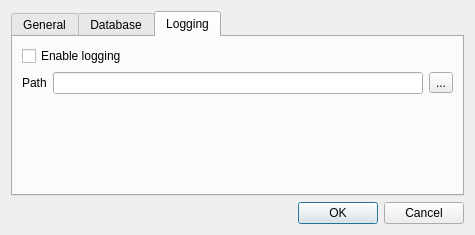
First picture: the form in ui/settingsdialog.ui, repository jgaa/f-crm, before the edit.
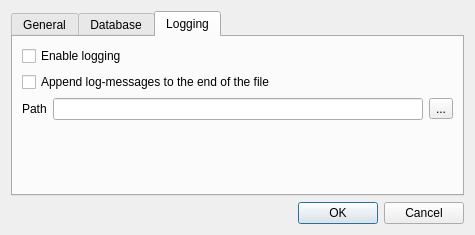
Second picture: the form after the edit. The open tabs and pages were chosen to show the change.

```diff
--- a/ui/settingsdialog.ui
+++ b/ui/settingsdialog.ui
@@ -133,6 +133,13 @@
          </property>
         </widget>
        </item>
+       <item>
+        <widget class="QCheckBox" name="logAppendCheck">
+         <property name="text">
+          <string>Append log-messages to the end of the file</string>
+         </property>
+        </widget>
+       </item>
        <item>
         <layout class="QHBoxLayout" name="horizontalLayout_3">
          <item>
```
Left out of the diff: 6 changed lines with no effect on the pictures.
